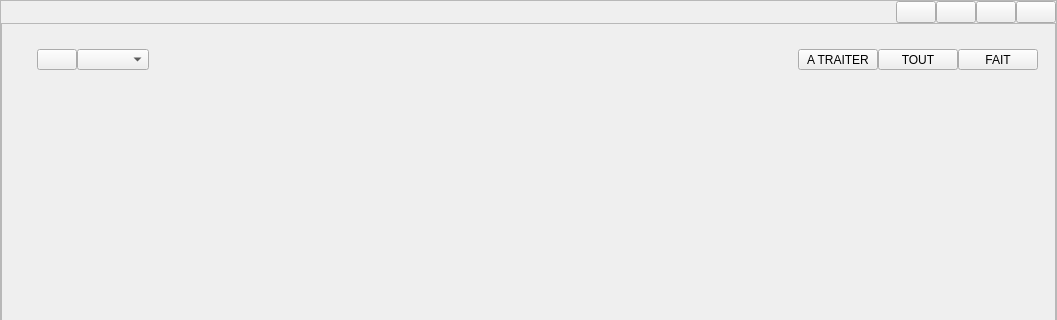
This is src/gui/ui/main.ui in LaM0uette/MyDLG as Qt 5 draws it before an edit; both pictures show x 0 to 1057 and y 0 to 320 of the 1057 by 775 pixel window. The edited form follows.
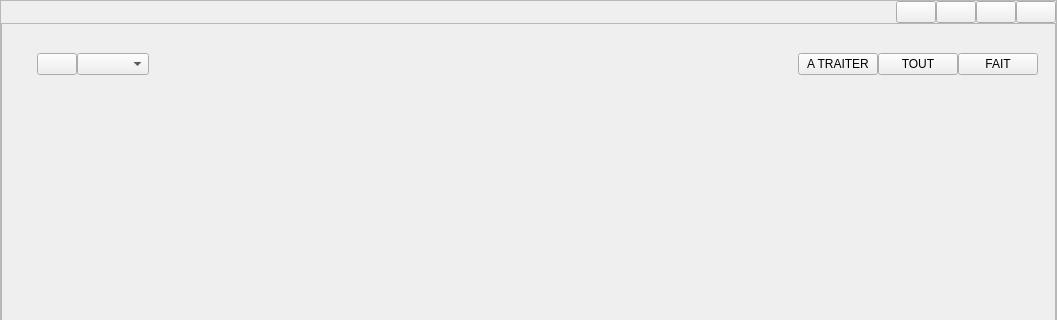
This is the edited form.

Commit message: page dlg - ui - top

What changed in the file:
```diff
--- a/src/gui/ui/main.ui
+++ b/src/gui/ui/main.ui
@@ -261,7 +261,7 @@
                <x>30</x>
                <y>20</y>
                <width>1011</width>
-               <height>31</height>
+               <height>41</height>
               </rect>
              </property>
              <layout class="QHBoxLayout" name="horizontalLayout_2">
```
The commit also changes 3 other files.
